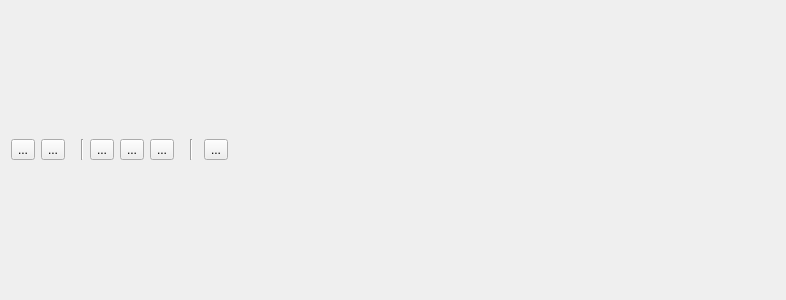
Old version of the form ground/gcs/src/plugins/uavobjectbrowser/uavobjectbrowser.ui in the repository TauLabs/TauLabs.
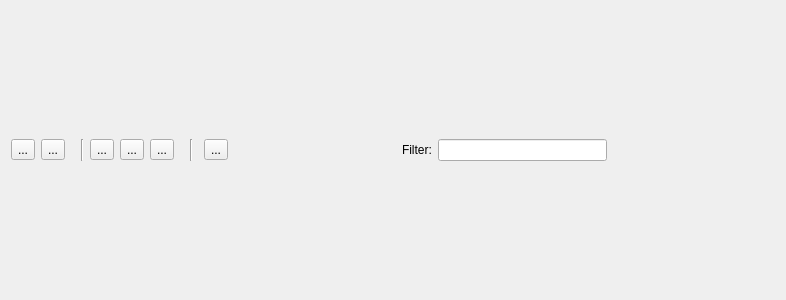
New version of the form. Icons and pictures are not drawn.

Commit message:
UAVOBrowser: Added search functionality.
The user can now type text into the search box and only the
matching UAVOs will be shown.

TODO: Add <ESC> as method for clearing field. (Inspired by Spotlight)
      Add [X] box for clearing field. (Inspired by Spotlight)

The edit to the form file:
```diff
--- a/ground/gcs/src/plugins/uavobjectbrowser/uavobjectbrowser.ui
+++ b/ground/gcs/src/plugins/uavobjectbrowser/uavobjectbrowser.ui
@@ -217,6 +217,29 @@
        </property>
       </spacer>
      </item>
+     <item>
+      <widget class="QLabel" name="label">
+       <property name="text">
+        <string>Filter:</string>
+       </property>
+      </widget>
+     </item>
+     <item>
+      <widget class="QLineEdit" name="le_searchField"/>
+     </item>
+     <item>
+      <spacer name="horizontalSpacer_2">
+       <property name="orientation">
+        <enum>Qt::Horizontal</enum>
+       </property>
+       <property name="sizeHint" stdset="0">
+        <size>
+         <width>40</width>
+         <height>20</height>
+        </size>
+       </property>
+      </spacer>
+     </item>
     </layout>
    </item>
   </layout>
```
The commit also changes 2 other files.
